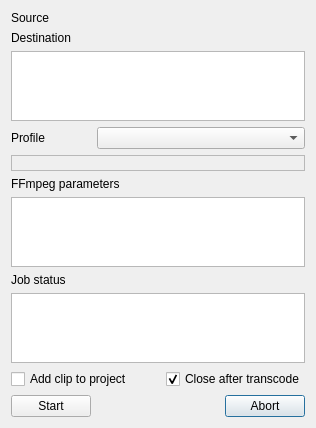
This is src/widgets/cliptranscode_ui.ui in KDE/kdenlive as Qt 5 draws it before an edit. The edited form follows.
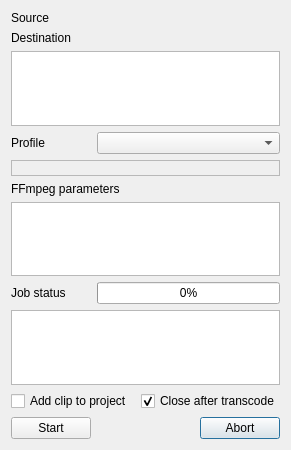
This is the edited form. Custom widgets are drawn as their Qt base class.

Commit message: Show progressbar when transcoding clips

Diff of the .ui file:
```diff
--- a/src/widgets/cliptranscode_ui.ui
+++ b/src/widgets/cliptranscode_ui.ui
@@ -6,8 +6,8 @@
    <rect>
     <x>0</x>
     <y>0</y>
-    <width>316</width>
-    <height>399</height>
+    <width>291</width>
+    <height>450</height>
    </rect>
   </property>
   <property name="windowTitle">
@@ -145,19 +145,26 @@
      </property>
     </widget>
    </item>
+   <item row="7" column="1" colspan="2">
+    <widget class="QProgressBar" name="job_progress">
+     <property name="value">
+      <number>0</number>
+     </property>
+    </widget>
+   </item>
   </layout>
  </widget>
  <customwidgets>
-  <customwidget>
-   <class>KUrlRequester</class>
-   <extends>QFrame</extends>
-   <header>kurlrequester.h</header>
-  </customwidget>
   <customwidget>
    <class>KComboBox</class>
    <extends>QComboBox</extends>
    <header>kcombobox.h</header>
   </customwidget>
+  <customwidget>
+   <class>KUrlRequester</class>
+   <extends>QFrame</extends>
+   <header>kurlrequester.h</header>
+  </customwidget>
  </customwidgets>
  <resources/>
  <connections>
```
The commit also changes 2 other files.
